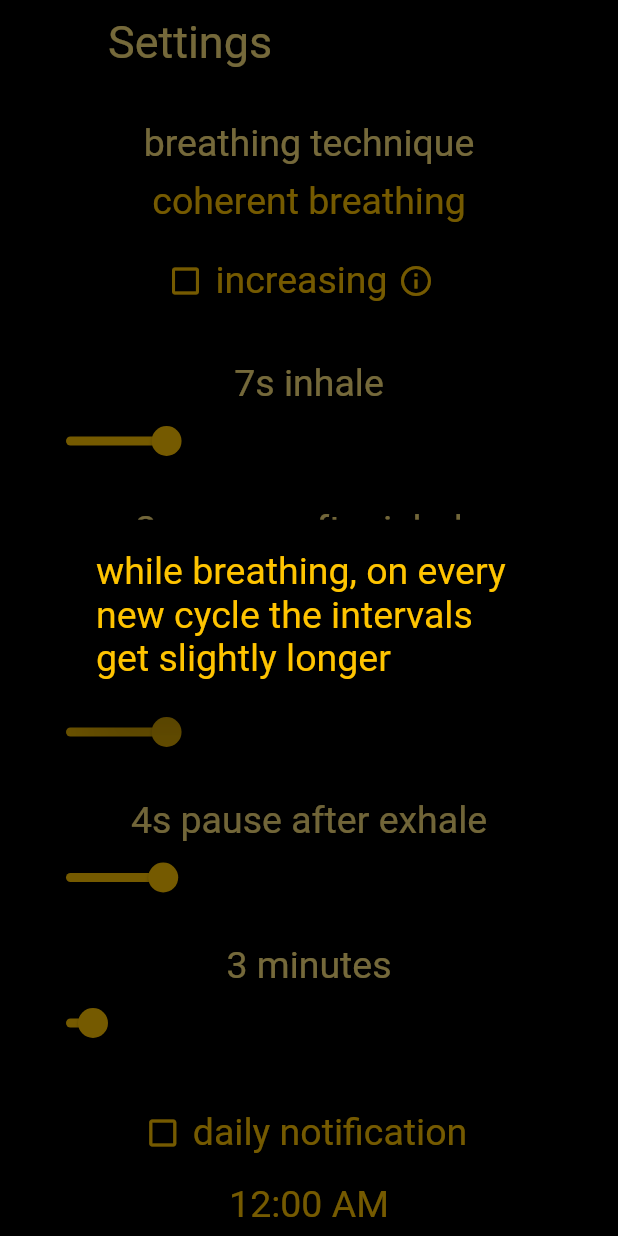
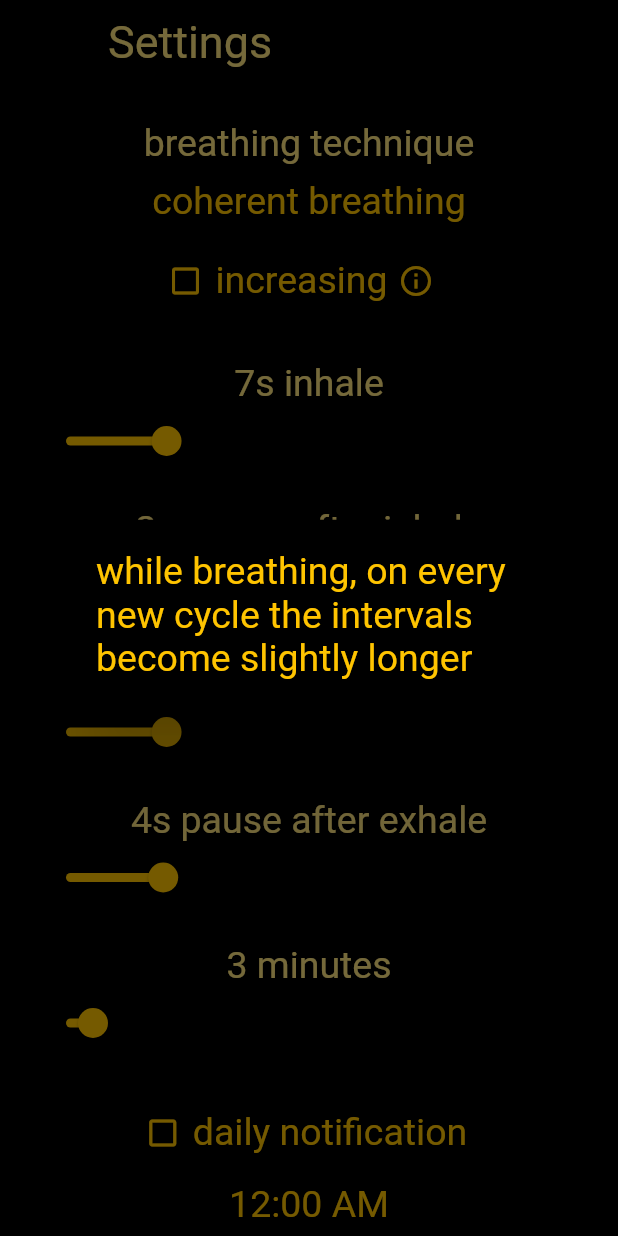
Before and after one commit to geekmiester/breathe, a Flutter app: the Settings screen opened directly, after a tap on the "info outline" icon, on a phone screen of 412 x 824 dp. Run offline on Flutter 3.47's test engine with Material 2 defaults, Android fonts, the phone set to English and light mode, and no system bars; our stand-ins replace audioplayers, flushbar, flutter_local_notifications, shared_preferences; missing offline and left inert: vibrate; accounts and stored records are empty.

Commit message:
tiny improvement

```diff
--- a/lib/settings.dart
+++ b/lib/settings.dart
@@ -212,7 +212,7 @@ class _Settings extends State<SettingsState> {
                                 backgroundColor: Colors.black,
                                 content: Container(
                                     child: Text(
-                                        'while breathing, on every new cycle the intervals get slightly longer',
+                                        'while breathing, on every new cycle the intervals become slightly longer',
                                         style: TextStyle(
                                             fontSize: fontSize,
                                             fontWeight: fontWeight,
```
